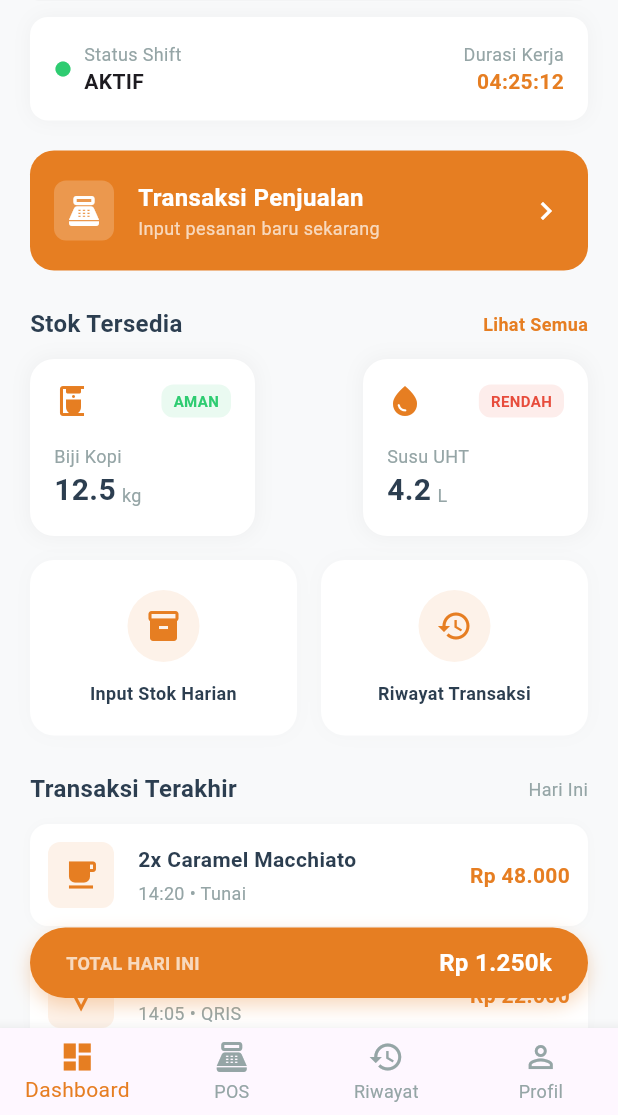
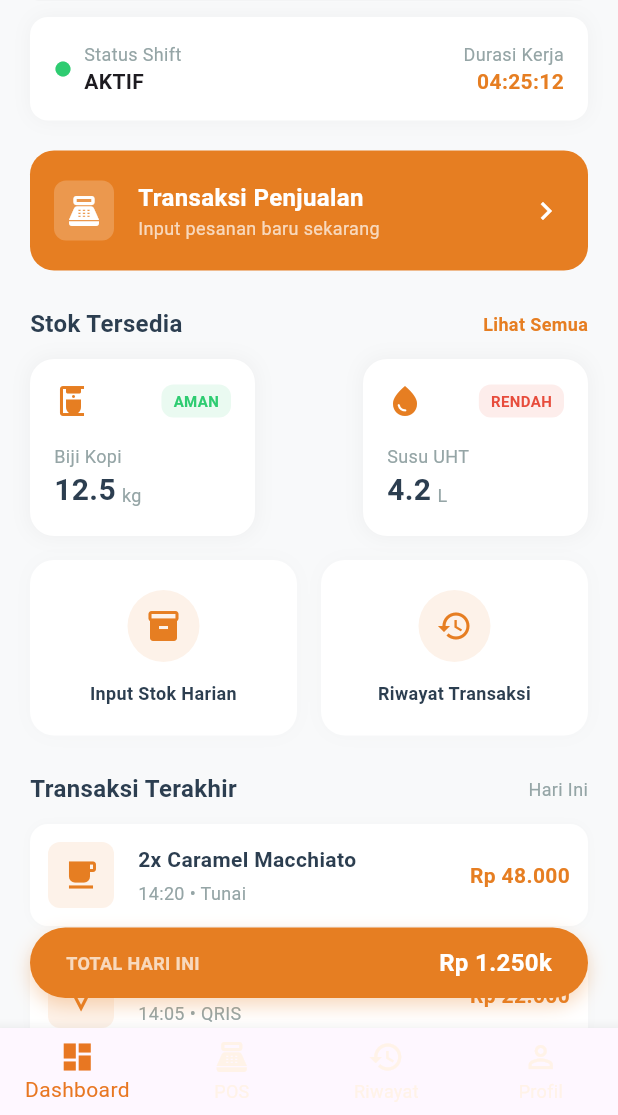
Before and after one commit to AlifAhmad607/test_ta, a Flutter app: the MainKasirPage screen opened by its route, after a tap on "Transaksi Penjualan", on a phone screen of 412 x 824 dp, the part 121-1236 px from its top. Run offline on Flutter 3.47's test engine with Material 3 defaults, Android fonts, the phone set to English and light mode, and no system bars; our stand-ins replace get; network calls fail.

Commit message:
FIX[ALIP] FIX error POS

```diff
--- a/lib/Bindings/main_kasir_binding.dart
+++ b/lib/Bindings/main_kasir_binding.dart
@@ -1,4 +1,5 @@
 import 'package:get/get.dart';
+import 'package:test_ta/Controllers/POScontroller.dart';
 import 'package:test_ta/Controllers/dashboardKasirController.dart';
 import 'package:test_ta/Controllers/main_kasir_controller.dart';
 
@@ -7,5 +8,6 @@ class MainKasirBinding extends Bindings {
   void dependencies() {
     Get.lazyPut<MainKasirController>(() => MainKasirController());
     Get.lazyPut<DashboardKasirController>(() => DashboardKasirController());
+    Get.lazyPut<PosController>(() => PosController());
   }
 }
--- /dev/null
+++ b/lib/Bindings/posbinding.dart
@@ -0,0 +1,11 @@
+import 'package:get/get.dart';
+import 'package:get/get_core/get_core.dart';
+import 'package:test_ta/Controllers/POScontroller.dart';
+
+class Posbinding extends Bindings {
+  @override
+  void dependencies() {
+    // TODO: implement dependencies
+     Get.lazyPut<PosController>(() => PosController());
+  }
+}
--- /dev/null
+++ b/lib/Controllers/POScontroller.dart
@@ -0,0 +1,16 @@
+  import 'package:get/get.dart';
+
+  class PosController extends GetxController {
+    var selectedCategory = "Semua".obs;
+
+    final categories = [
+      "Semua",
+      "Espresso Base",
+      "Manual Brew",
+      "Non Coffee",
+    ];
+
+    void changeCategory(String category) {
+      selectedCategory.value = category;
+    }
+  }
--- /dev/null
+++ b/lib/Pages/kasir/POS.dart
@@ -0,0 +1,118 @@
+import 'package:flutter/material.dart';
+import 'package:get/get.dart';
+import 'package:test_ta/Controllers/POScontroller.dart';
+import 'package:test_ta/reusablecomponent/categorychip.dart';
+import 'package:test_ta/reusablecomponent/productcard.dart';
+
+
+class PosPage extends StatelessWidget{
+   PosPage({super.key});
+
+  final controller = Get.put(PosController());
+
+  @override
+  Widget build(BuildContext context) {
+    return Scaffold(
+      backgroundColor: const Color(0xFFF5F5F5),
+
+      body: SafeArea(
+        child: Padding(
+          padding: const EdgeInsets.all(16),
+          child: Column(
+            children: [
+
+              // 🔻 HEADER
+              Row(
+                mainAxisAlignment: MainAxisAlignment.spaceBetween,
+                children: const [
+                  Column(
+                    crossAxisAlignment: CrossAxisAlignment.start,
+                    children: [
+                      Text("Coffee Street",
+                          style: TextStyle(
+                              fontSize: 18,
+                              fontWeight: FontWeight.bold)),
+                      Text("Kasir: Ahmad Fauzi",
+                          style: TextStyle(color: Colors.grey)),
+                    ],
+                  ),
+                  Icon(Icons.notifications_none)
+                ],
+              ),
+
+              const SizedBox(height: 16),
+
+              // 🔻 SEARCH
+              TextField(
+                decoration: InputDecoration(
+                  hintText: "Cari menu kopi...",
+                  prefixIcon: const Icon(Icons.search),
+                  filled: true,
+                  fillColor: Colors.grey.shade200,
+                  border: OutlineInputBorder(
+                    borderRadius: BorderRadius.circular(20),
+                    borderSide: BorderSide.none,
+                  ),
+                ),
+              ),
+
+              const SizedBox(height: 16),
+
+              // 🔻 CATEGORY
+              SizedBox(
+                height: 40,
+                child: Obx(() => ListView(
+                      scrollDirection: Axis.horizontal,
+                      children: controller.categories.map((e) {
+                        return CategoryChip(
+                          label: e,
+                          isActive: controller.selectedCategory.value == e,
+                          onTap: () => controller.changeCategory(e),
+                        );
+                      }).toList(),
+                    )),
+              ),
+
+              const SizedBox(height: 16),
+
+              // 🔻 PRODUCT GRID
+              Expanded(
+                child: GridView.count(
+                  crossAxisCount: 2,
+                  crossAxisSpacing: 12,
+                  mainAxisSpacing: 12,
+                  children: const [
+
+                    ProductCard(
+                      title: "Espresso Double",
+                      price: "Rp 18.000",
+                      image: "https://picsum.photos/200",
+                    ),
+
+                    ProductCard(
+                      title: "Caffe Latte",
+                      price: "Rp 25.000",
+                      image: "https://picsum.photos/200",
+                    ),
+
+                    ProductCard(
+                      title: "Cold Brew",
+                      price: "Rp 28.000",
+                      image: "https://picsum.photos/200",
+                    ),
+
+                    ProductCard(
+                      title: "Cappuccino",
+                      price: "Rp 24.000",
+                      image: "https://picsum.photos/200",
+                    ),
+                  ],
+                ),
+              )
+            ],
+          ),
+        ),
+      ),
+    );
+  }
+}
--- a/lib/Pages/kasir/main_kasir_page.dart
+++ b/lib/Pages/kasir/main_kasir_page.dart
@@ -1,32 +1,35 @@
 import 'package:flutter/material.dart';
 import 'package:get/get.dart';
+import 'package:get/utils.dart';
+import 'package:test_ta/Controllers/POScontroller.dart';
 import 'package:test_ta/Controllers/main_kasir_controller.dart';
 import 'package:test_ta/Pages/kasir/DahboardKasirPage.dart';
-import 'package:test_ta/reusablecomponent/dashboardKasirWidget.dart'; // Untuk mendapatkan AppColors
+import 'package:test_ta/Pages/kasir/POS.dart';
+import 'package:test_ta/reusablecomponent/app_colors.dart';
 
-class MainKasirPage extends GetView<MainKasirController> {
-  const MainKasirPage({Key? key}) : super(key: key);
+class MainKasirPage extends StatelessWidget {
+  MainKasirPage({Key? key}) : super(key: key);
 
+  final controller = Get.find<MainKasirController>();
+  final posController = Get.find<PosController>(); // 🔥 FIX DI SINI
+  final List<Widget> pages = [
+    DashboardKasirPage(),
+    PosPage(),
+    Center(child: Text("Riwayat")),
+    Center(child: Text("Profil")),
+  ];
   @override
   Widget build(BuildContext context) {
-    return Scaffold(
-      body: Obx(
-        () => IndexedStack(
+   return Obx(
+  () => Scaffold(
+    body: IndexedStack( // sekalian upgrade biar ga reset
       index: controller.currentIndex.value,
-          children: const [
-            DashboardKasirPage(), // 0: Halaman Dashboard Kasir
-            Center(child: Text("Halaman POS")), // 1: Placeholder POS
-            Center(child: Text("Halaman Riwayat")), // 2: Placeholder Riwayat
-            Center(child: Text("Halaman Profil")), // 3: Placeholder Profil
-          ],
+      children: pages,
     ),
-      ),
-      // --- BOTTOM NAVIGATION BAR ---
-      bottomNavigationBar: Obx(
-        () => BottomNavigationBar(
+    bottomNavigationBar: BottomNavigationBar(
       type: BottomNavigationBarType.fixed,
-          selectedItemColor: AppColors.primaryOrange,
-          unselectedItemColor: AppColors.textLight,
+      selectedItemColor: AppColors.primary,
+      unselectedItemColor: AppColors.primaryLight,
       currentIndex: controller.currentIndex.value,
       onTap: controller.changePage,
       items: const [
--- a/lib/Pages/manajemenHPP.dart
+++ b/lib/Pages/manajemenHPP.dart
@@ -39,6 +39,7 @@ class ManajemenPage extends GetView<Manajemencontroller> {
       ),
     );
   }
+
 
   // ─── AppBar ───────────────────────────────────────────────────────────────
   Widget _buildAppBar() {
--- a/lib/Routes/page.dart
+++ b/lib/Routes/page.dart
@@ -2,8 +2,10 @@ import 'package:get/get.dart';
 import 'package:test_ta/Bindings/loginbinding.dart';
 import 'package:test_ta/Bindings/main_binding.dart';
 import 'package:test_ta/Bindings/main_kasir_binding.dart';
+import 'package:test_ta/Bindings/posbinding.dart';
 import 'package:test_ta/Pages/analisisPage.dart';
 import 'package:test_ta/Pages/dashboardpage.dart';
+import 'package:test_ta/Pages/kasir/POS.dart';
 import 'package:test_ta/Pages/kasir/main_kasir_page.dart';
 import 'package:test_ta/Pages/loginpage.dart';
 import 'package:test_ta/Pages/main_page.dart';
@@ -35,7 +37,7 @@ class AppPage {
     ),
     GetPage(
       name: AppRoutes.MAIN,
-      page: () => const MainPage(),
+      page: () =>  MainPage(),
       binding: MainBinding(),
     ),
     GetPage(
@@ -45,8 +47,13 @@ class AppPage {
     ),
     GetPage(
       name: AppRoutes.DASHBOARDKASIR,
-      page: () => const MainKasirPage(),
+      page: () =>  MainKasirPage(),
       binding: MainKasirBinding(),
+    ),
+    GetPage(
+      name: AppRoutes.POS,
+      page: () =>  PosPage(),
+      binding: Posbinding(),
     ),
   ];
 }
--- a/lib/Routes/routes.dart
+++ b/lib/Routes/routes.dart
@@ -6,4 +6,5 @@ class AppRoutes {
   static const String MAIN = '/main';
   static const String SETTINGS = '/settings';
   static const String DASHBOARDKASIR = '/dashboardKasir';
+  static const String POS = '/pos';
 }
--- a/lib/main.dart
+++ b/lib/main.dart
@@ -19,9 +19,9 @@ class MyApp extends StatelessWidget {
     return GetMaterialApp(
       debugShowCheckedModeBanner: false,
       title: 'Coffee Street',
-      initialRoute: AppRoutes.DASHBOARDKASIR,
+      initialRoute: AppRoutes.MAIN,
       getPages: AppPage.pages,
-      initialBinding: MainKasirBinding(),
+      initialBinding: MainBinding(),
     );
   }
 }
--- /dev/null
+++ b/lib/reusablecomponent/categorychip.dart
@@ -0,0 +1,36 @@
+import 'package:flutter/material.dart';
+
+class CategoryChip extends StatelessWidget {
+  final String label;
+  final bool isActive;
+  final VoidCallback onTap;
+
+  const CategoryChip({
+    super.key,
+    required this.label,
+    required this.isActive,
+    required this.onTap,
+  });
+
+  @override
+  Widget build(BuildContext context) {
+    return GestureDetector(
+      onTap: onTap,
+      child: Container(
+        margin: const EdgeInsets.only(right: 10),
+        padding: const EdgeInsets.symmetric(horizontal: 16, vertical: 8),
+        decoration: BoxDecoration(
+          color: isActive ? Colors.orange : Colors.grey.shade200,
+          borderRadius: BorderRadius.circular(20),
+        ),
+        child: Text(
+          label,
+          style: TextStyle(
+            color: isActive ? Colors.white : Colors.black,
+            fontWeight: FontWeight.w500,
+          ),
+        ),
+      ),
+    );
+  }
+}
--- /dev/null
+++ b/lib/reusablecomponent/productcard.dart
@@ -0,0 +1,77 @@
+import 'package:flutter/material.dart';
+
+class ProductCard extends StatelessWidget {
+  final String title;
+  final String price;
+  final String image;
+
+  const ProductCard({
+    super.key,
+    required this.title,
+    required this.price,
+    required this.image,
+  });
+
+  @override
+  Widget build(BuildContext context) {
+    return Container(
+      decoration: BoxDecoration(
+        color: Colors.white,
+        borderRadius: BorderRadius.circular(16),
+      ),
+      child: Column(
+        crossAxisAlignment: CrossAxisAlignment.start,
+        children: [
+
+          // 🔻 IMAGE
+          Stack(
+            children: [
+              ClipRRect(
+                borderRadius:
+                    const BorderRadius.vertical(top: Radius.circular(16)),
+                child: Image.network(
+                  image,
+                  height: 120,
+                  width: double.infinity,
+                  fit: BoxFit.cover,
+                ),
+              ),
+
+              Positioned(
+                top: 8,
+                right: 8,
+                child: Container(
+                  decoration: BoxDecoration(
+                    color: Colors.white,
+                    borderRadius: BorderRadius.circular(8),
+                  ),
+                  padding: const EdgeInsets.all(6),
+                  child: const Icon(Icons.shopping_cart,
+                      size: 16, color: Colors.orange),
+                ),
+              )
+            ],
+          ),
+
+          // 🔻 TEXT
+          Padding(
+            padding: const EdgeInsets.all(10),
+            child: Column(
+              crossAxisAlignment: CrossAxisAlignment.start,
+              children: [
+                Text(title,
+                    style:
+                        const TextStyle(fontWeight: FontWeight.bold)),
+                const SizedBox(height: 4),
+                Text(price,
+                    style: const TextStyle(
+                        color: Colors.orange,
+                        fontWeight: FontWeight.bold)),
+              ],
+            ),
+          )
+        ],
+      ),
+    );
+  }
+}
```
Also changed, not shown: lib/Controllers/authcontroller.dart (added, +39 -0 lines), lib/Pages/main_page.dart (+13 -14 lines), lib/reusablecomponent/customcard.dart (added, +19 -0 lines), lib/reusablecomponent/custominput.dart (added, +28 -0 lines), lib/reusablecomponent/customlabel.dart (added, +15 -0 lines), lib/reusablecomponent/roleitem.dart (added, +49 -0 lines), 1 other file. Lines whose indentation alone changed are shown as unchanged.
